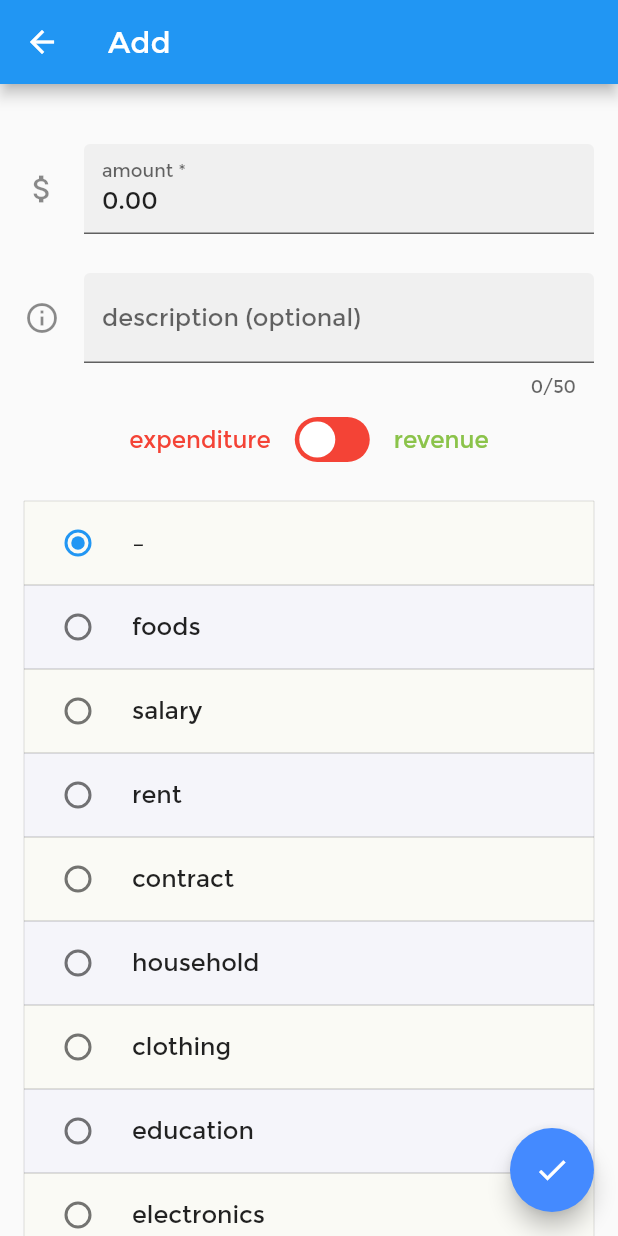
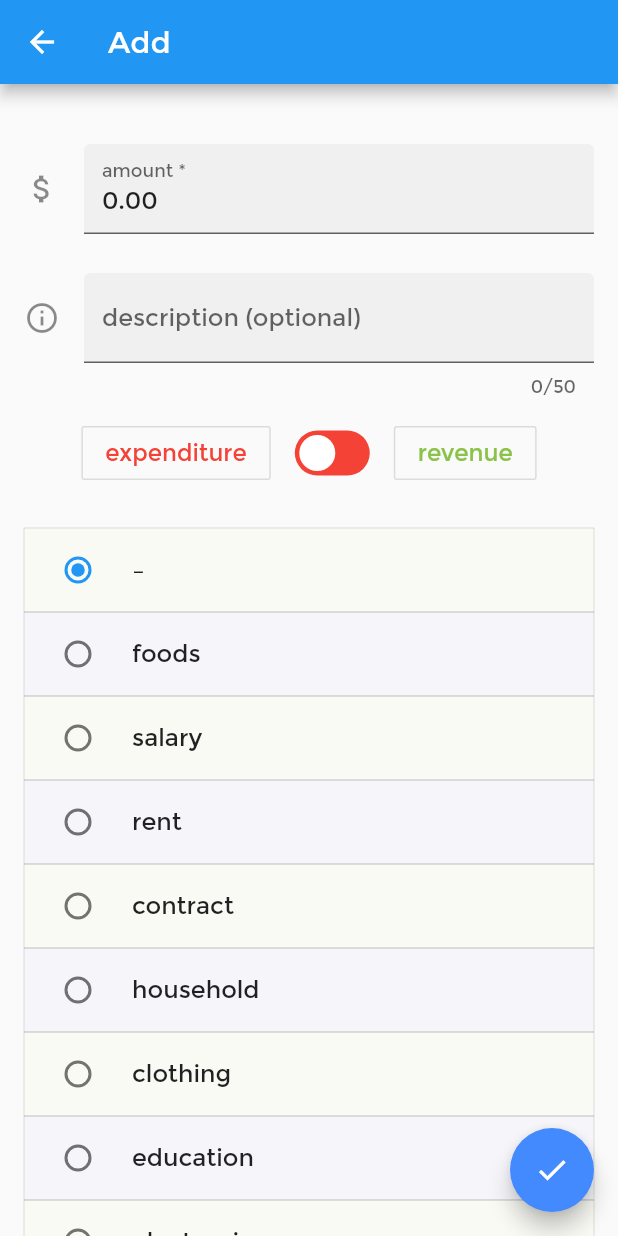
Before and after one commit to Chralt98/Eyemoney, a Flutter app: the Adding screen opened directly with empty values, on a phone screen of 412 x 824 dp. Run offline on Flutter 3.47's test engine with Material 2 defaults, Android fonts, the phone set to English and light mode, and no system bars; our stand-ins replace flutter_masked_text, month_picker_dialog, shared_preferences, sqflite; accounts and stored records are empty.

Commit message:
switch button is easier to click

```diff
--- a/lib/custom_widgets/switch.dart
+++ b/lib/custom_widgets/switch.dart
@@ -14,42 +14,36 @@ class CrazySwitch extends StatefulWidget {
   }
 
   void switchMode(bool mode) {
-    // TODO: Fix bug, that the dismissible always have to delete the edit record because when leaving the screen everything should be as the beginning
-    // TODO: Fix bug that isChecked runs on false when the state is initially called
     isChecked = mode;
   }
 }
 
 class _CrazySwitchState extends State<CrazySwitch>
     with SingleTickerProviderStateMixin {
-  // bool isChecked = false;
-  Duration _duration = Duration(milliseconds: 370);
-  AnimationController _animationController;
-
   @override
   void initState() {
     super.initState();
-    _animationController =
-        AnimationController(vsync: this, duration: _duration);
   }
 
   @override
   void dispose() {
-    _animationController.dispose();
     super.dispose();
   }
 
   @override
   Widget build(BuildContext context) {
-    return AnimatedBuilder(
-      animation: _animationController,
-      builder: (context, child) {
-        return Container(
+    return GestureDetector(
+        onTap: () {
+          setState(() {
+            widget.switchMode(!widget.getChecked());
+          });
+        },
+        child: Container(
           width: 50,
           height: 30,
           padding: EdgeInsets.fromLTRB(0, 3, 0, 3),
           decoration: BoxDecoration(
-            color: (widget.isChecked ?? false) ? Colors.lightGreen : Colors.red,
+            color: widget.getChecked() ? Colors.lightGreen : Colors.red,
             borderRadius: BorderRadius.all(
               Radius.circular(40),
             ),
@@ -57,20 +51,9 @@ class _CrazySwitchState extends State<CrazySwitch>
           child: Stack(
             children: <Widget>[
               Align(
-                alignment: (widget.isChecked ?? false)
+                alignment: widget.getChecked()
                     ? Alignment.centerRight
                     : Alignment.centerLeft,
-                child: GestureDetector(
-                  onTap: () {
-                    setState(() {
-                      if (_animationController.isCompleted) {
-                        _animationController.reverse();
-                      } else {
-                        _animationController.forward();
-                      }
-                      widget.switchMode(!(widget.isChecked ?? true));
-                    });
-                  },
                 child: Container(
                   width: 30,
                   height: 30,
@@ -79,12 +62,9 @@ class _CrazySwitchState extends State<CrazySwitch>
                     color: Colors.white,
                   ),
                 ),
-                ),
               )
             ],
           ),
-        );
-      },
-    );
+        ));
   }
 }
--- a/lib/screens/adding.dart
+++ b/lib/screens/adding.dart
@@ -195,15 +195,29 @@ class _AddingState extends State<Adding> {
                   SizedBox(height: 13),
                   Row(
                     children: <Widget>[
-                      Text('expenditure',
-                          style: TextStyle(color: Colors.red),
-                          textScaleFactor: 1.1),
+                      OutlineButton(
+                          onPressed: () {
+                            setState(() {
+                              this._crazySwitch =
+                                  new CrazySwitch(isChecked: false);
+                            });
+                          },
+                          child: Text('expenditure',
+                              style: TextStyle(color: Colors.red),
+                              textScaleFactor: 1.1)),
                       SizedBox(width: 16),
                       this._crazySwitch ?? CrazySwitch(isChecked: false),
                       SizedBox(width: 16),
-                      Text('revenue',
-                          style: TextStyle(color: Colors.lightGreen),
-                          textScaleFactor: 1.1),
+                      OutlineButton(
+                          onPressed: () {
+                            setState(() {
+                              this._crazySwitch =
+                                  new CrazySwitch(isChecked: true);
+                            });
+                          },
+                          child: Text('revenue',
+                              style: TextStyle(color: Colors.lightGreen),
+                              textScaleFactor: 1.1)),
                     ],
                     mainAxisAlignment: MainAxisAlignment.center,
                   ),
```
Lines whose indentation alone changed are shown as unchanged.
